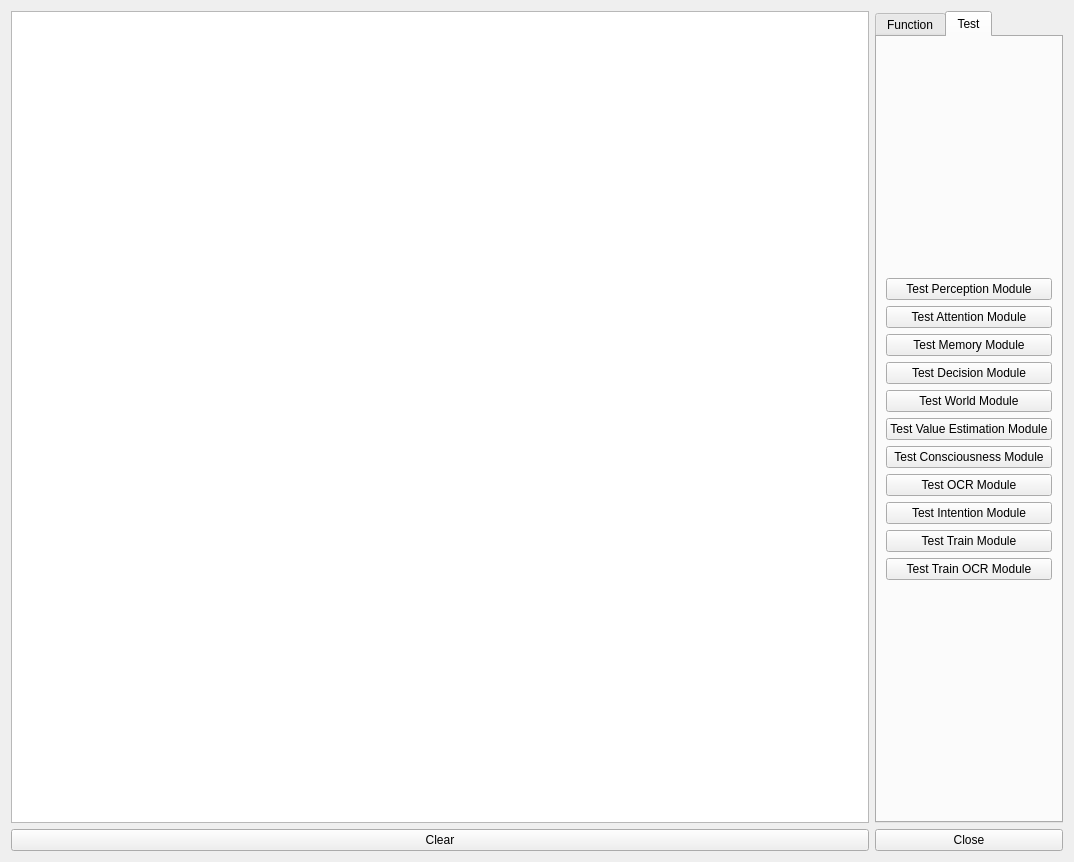
Before: the Qt Designer form IRSGUI/BrainDeepLearnForm.ui in yhlmaybe/Intelligent-Robot-System, drawn with Qt 5.
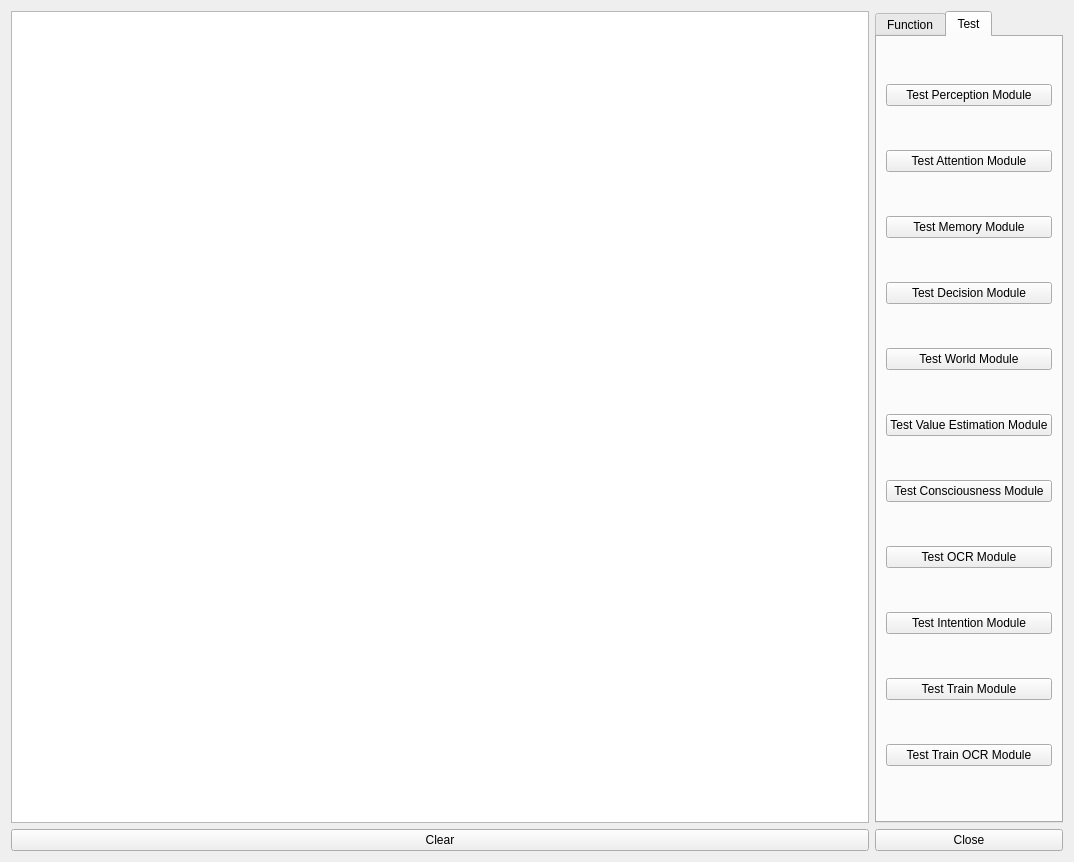
After: the same form once the commit is applied.

Commit message: Optimize Qt layout

Patch:
```diff
--- a/IRSGUI/BrainDeepLearnForm.ui
+++ b/IRSGUI/BrainDeepLearnForm.ui
@@ -129,44 +129,36 @@
       <attribute name="title">
        <string>Test</string>
       </attribute>
-      <layout class="QVBoxLayout" name="verticalLayout_4">
-       <item>
-        <layout class="QVBoxLayout" name="verticalLayout">
-         <property name="spacing">
-          <number>6</number>
-         </property>
-         <property name="sizeConstraint">
-          <enum>QLayout::SetDefaultConstraint</enum>
-         </property>
-         <item>
+      <layout class="QGridLayout" name="gridLayout_2">
+       <item row="0" column="0">
           <widget class="QPushButton" name="testPerceptionModule_pushButton">
            <property name="text">
             <string>Test Perception Module</string>
            </property>
           </widget>
          </item>
-         <item>
+       <item row="1" column="0">
           <widget class="QPushButton" name="testAttentionModulel_pushButton">
            <property name="text">
             <string>Test Attention Module</string>
            </property>
           </widget>
          </item>
-         <item>
+       <item row="2" column="0">
           <widget class="QPushButton" name="testMemoryModule_pushButton">
            <property name="text">
             <string>Test Memory Module</string>
            </property>
           </widget>
          </item>
-         <item>
+       <item row="3" column="0">
           <widget class="QPushButton" name="testDecisionModule_pushButton">
            <property name="text">
             <string>Test Decision Module</string>
            </property>
           </widget>
          </item>
-         <item>
+       <item row="4" column="0">
           <widget class="QPushButton" name="testWorldModule_pushButton">
            <property name="text">
             <string>Test World Module</string>
@@ -176,42 +168,42 @@
            </property>
           </widget>
          </item>
-         <item>
+       <item row="5" column="0">
           <widget class="QPushButton" name="testValueEstimationModule_pushButton">
            <property name="text">
             <string>Test Value Estimation Module</string>
            </property>
           </widget>
          </item>
-         <item>
+       <item row="6" column="0">
           <widget class="QPushButton" name="testConsciousnessModule_pushButton">
            <property name="text">
             <string>Test Consciousness Module</string>
            </property>
           </widget>
          </item>
-         <item>
+       <item row="7" column="0">
           <widget class="QPushButton" name="testOCRModule_pushButton">
            <property name="text">
             <string>Test OCR Module</string>
            </property>
           </widget>
          </item>
-         <item>
+       <item row="8" column="0">
           <widget class="QPushButton" name="testIntentionModule_pushButton">
            <property name="text">
             <string>Test Intention Module</string>
            </property>
           </widget>
          </item>
-         <item>
+       <item row="9" column="0">
           <widget class="QPushButton" name="testTrainModule_pushButton">
            <property name="text">
             <string>Test Train Module</string>
            </property>
           </widget>
          </item>
-         <item>
+       <item row="10" column="0">
           <widget class="QPushButton" name="testTrainOCRModule_pushButton">
            <property name="text">
             <string>Test Train OCR Module</string>
@@ -219,8 +211,6 @@
           </widget>
          </item>
         </layout>
-       </item>
-      </layout>
      </widget>
     </widget>
    </item>
```
Left out of the diff: 28 changed lines with no effect on the pictures. Lines whose indentation alone changed are shown as unchanged. The commit also changes 11 other files.
